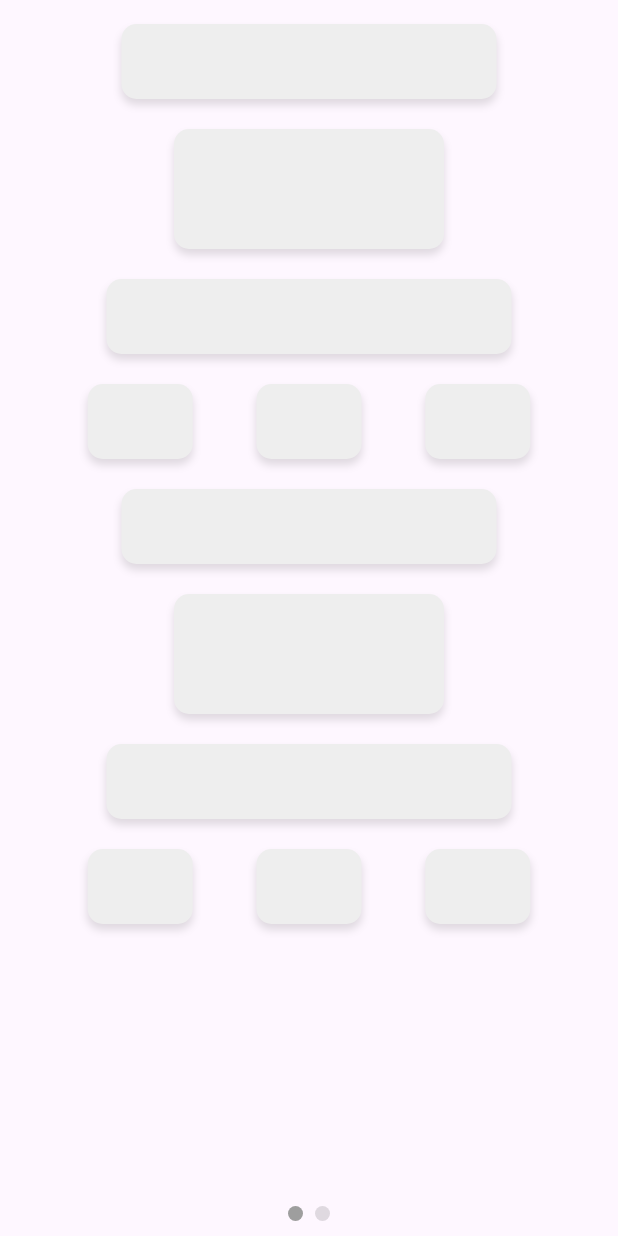
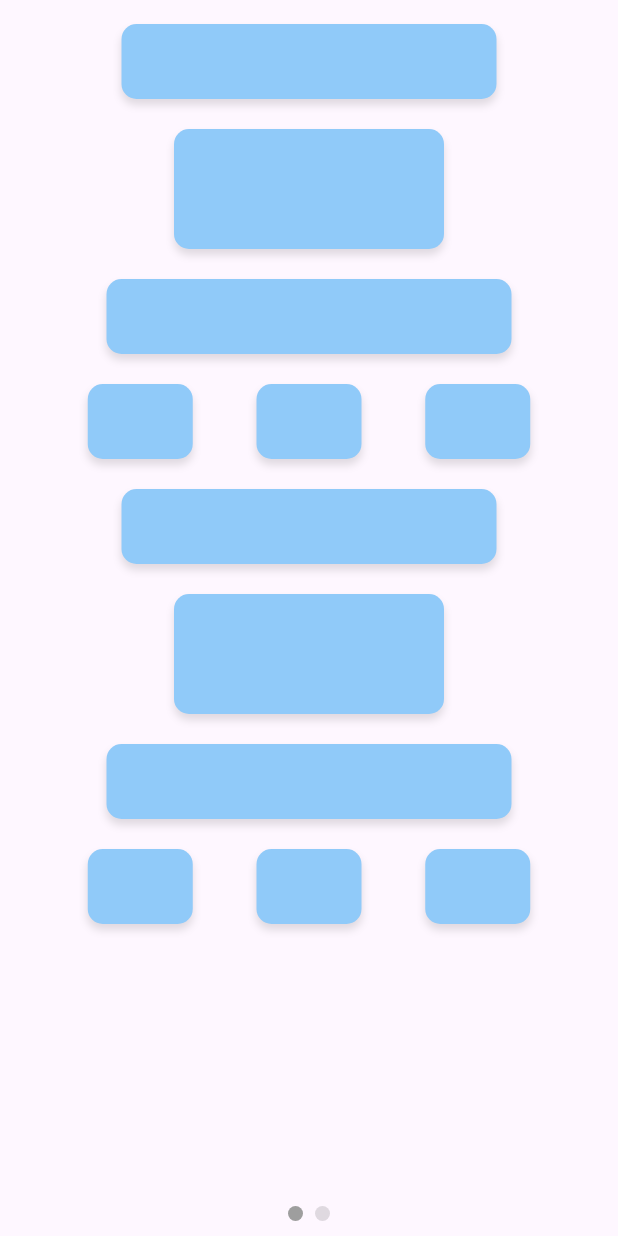
Before and after one commit to nikkieke/flutter_micro_interactions, a Flutter app: the screen it shows after launch, in the side drawer, after a tap on "Staggered Animation", on a phone screen of 412 x 824 dp. Run offline on Flutter 3.47's test engine with Material 3 defaults, Android fonts, the light colour scheme and no system bars; drawn by our look-alikes of smooth_page_indicator; our stand-ins replace flutter_svg, percent_indicator, rive; missing offline and left inert: instant.

Commit message:
update widget

```diff
--- a/lib/features/animation_sample/widgets/empty_card.dart
+++ b/lib/features/animation_sample/widgets/empty_card.dart
@@ -6,7 +6,6 @@ class EmptyCard extends StatelessWidget {
   final double width;
   final double height;
 
-
   @override
   Widget build(BuildContext context) {
     return Container(
@@ -14,7 +13,7 @@ class EmptyCard extends StatelessWidget {
       width: width,
       decoration: BoxDecoration(
         borderRadius: const BorderRadius.all(Radius.circular(10)),
-        color: Colors.grey.shade200,
+        color: Colors.blue.shade200,
         boxShadow: const [
           BoxShadow(
             color: Colors.black12,
```
